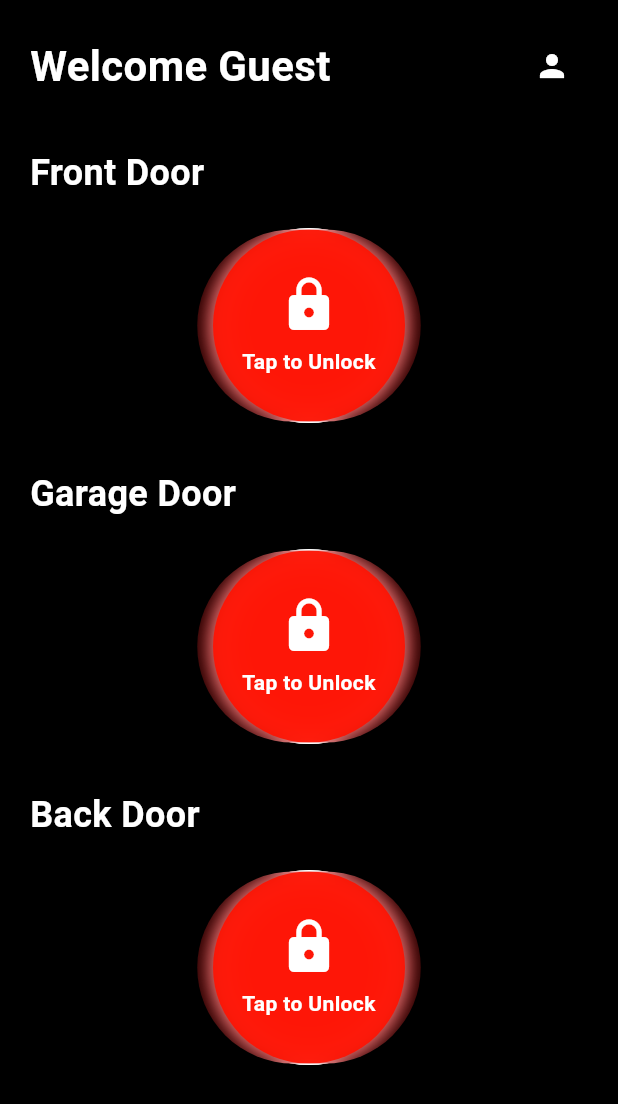
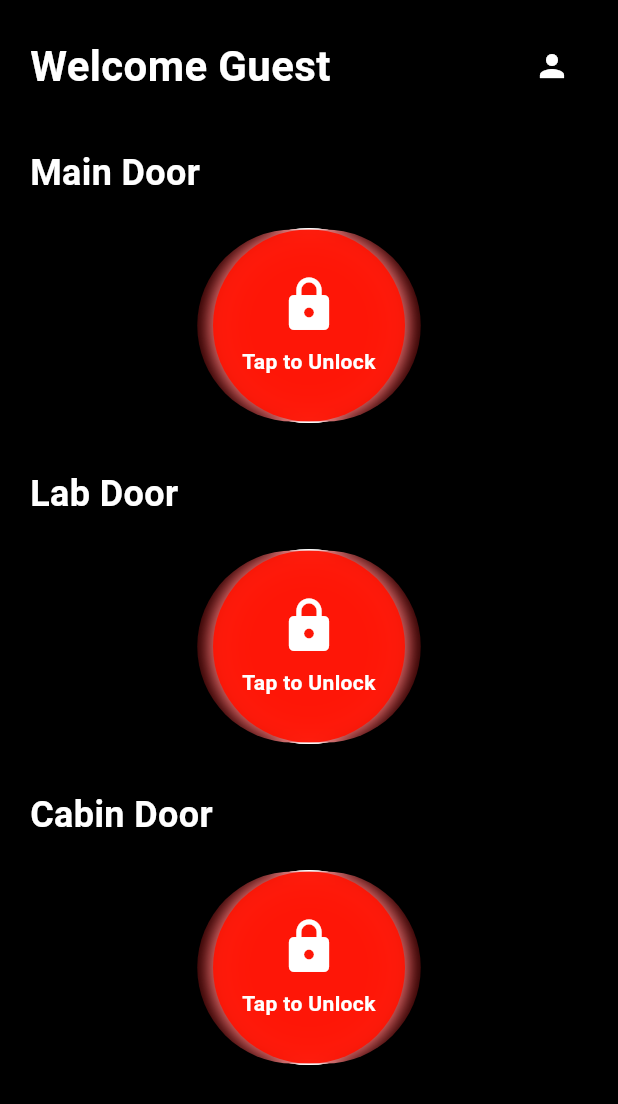
Before and after one commit to dushansineth-design/smdlockapp, a Flutter app: the HomeScreen screen opened by its route, on a phone screen of 412 x 824 dp. Shown: the top 1104 px of the screen. Run offline on Flutter 3.47's test engine with Material 3 defaults, Android fonts, the phone set to English and light mode, and no system bars; our stand-ins replace go_router, shared_preferences; accounts and stored records are empty.

Commit message:
change door name

```diff
--- a/lib/screens/home_screen.dart
+++ b/lib/screens/home_screen.dart
@@ -12,9 +12,9 @@ class HomeScreen extends StatelessWidget {
   HomeScreen({super.key, required this.user});
 
   final List<Door> doors = [
-    Door(name: "Front Door", activityLog: []),
-    Door(name: "Garage Door", activityLog: []),
-    Door(name: "Back Door", activityLog: []),
+    Door(name: "Main Door", activityLog: []),
+    Door(name: "Lab Door", activityLog: []),
+    Door(name: "Cabin Door", activityLog: []),
   ];
 
   @override
```
